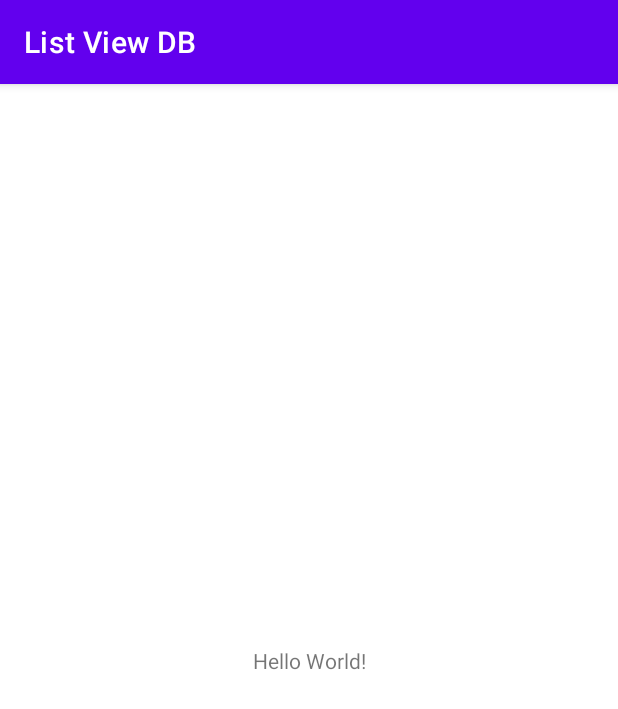
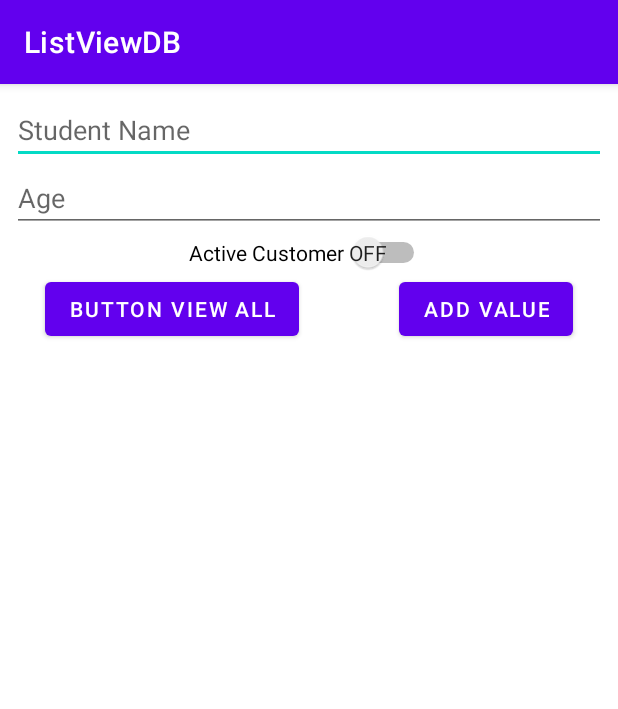
Before and after one commit to anas1590/List-View-DB, an Android app: the screen it shows after launch (MainActivity), on a phone screen of 412 x 824 dp. Shown: the top 709 px of the screen. Run offline under Robolectric (Android 15) with nearby library versions, the phone set to English and light mode, and no system bars.

Commit message:
db connection

```diff
--- a/app/src/main/java/com/example/listviewdb/MainActivity.java
+++ b/app/src/main/java/com/example/listviewdb/MainActivity.java
@@ -2,13 +2,64 @@ package com.example.listviewdb;
 
 import androidx.appcompat.app.AppCompatActivity;
 
+import android.database.sqlite.SQLiteDatabase;
 import android.os.Bundle;
+import android.view.View;
+import android.widget.ArrayAdapter;
+import android.widget.Button;
+import android.widget.EditText;
+import android.widget.ListView;
+import android.widget.Switch;
+import android.widget.Toast;
+
+import java.util.List;
 
 public class MainActivity extends AppCompatActivity {
-
+    Button buttonAdd, buttonViewAll;
+    EditText editName, editAge;
+    Switch switchIsActive;
+    ListView listViewStudent;
     @Override
     protected void onCreate(Bundle savedInstanceState) {
         super.onCreate(savedInstanceState);
         setContentView(R.layout.activity_main);
+
+        buttonAdd = findViewById(R.id.buttonAdd);
+        buttonViewAll = findViewById(R.id.buttonViewAll);
+        editName = findViewById(R.id.editTextName);
+        editAge = findViewById(R.id.editTextAge);
+        switchIsActive = findViewById(R.id.switchStudent);
+        listViewStudent = findViewById(R.id.listViewStudent);
+
+        buttonAdd.setOnClickListener(new View.OnClickListener() {
+            StudentModel studentModel;
+
+            @Override
+            public void onClick(View v) {
+                try {
+                    studentModel = new StudentModel(editName.getText().toString(), Integer.parseInt(editAge.getText().toString()), switchIsActive.isChecked());
+                    Toast.makeText(MainActivity.this, studentModel.toString(), Toast.LENGTH_SHORT).show();
+                }
+                catch (Exception e){
+                    Toast.makeText(MainActivity.this, "Error", Toast.LENGTH_SHORT).show();
+                }
+                DbHelper dbHelper = new DbHelper(MainActivity.this);
+                 dbHelper.addStudent(studentModel);
+            }
+        });
+
+        buttonViewAll.setOnClickListener(new View.OnClickListener() {
+            @Override
+            public void onClick(View v) {
+                DbHelper dbHelper = new DbHelper(MainActivity.this);
+                List<StudentModel> list = dbHelper.getAllStudents();
+                ArrayAdapter arrayAdapter = new ArrayAdapter<StudentModel>(MainActivity.this, android.R.layout.simple_list_item_1,list);
+                listViewStudent.setAdapter(arrayAdapter);
+
+
+
+            }
+        });
+
     }
 }
--- a/app/src/main/res/layout/activity_main.xml
+++ b/app/src/main/res/layout/activity_main.xml
@@ -6,13 +6,74 @@
     android:layout_height="match_parent"
     tools:context=".MainActivity">
 
-    <TextView
+    <EditText
+        android:id="@+id/editTextName"
+        android:layout_width="match_parent"
+        android:layout_height="wrap_content"
+        android:layout_marginStart="8dp"
+        android:layout_marginTop="8dp"
+        android:layout_marginEnd="8dp"
+        android:hint="@string/StudentName"
+        android:inputType="textPersonName"
+        app:layout_constraintEnd_toEndOf="parent"
+        app:layout_constraintStart_toStartOf="parent"
+        app:layout_constraintTop_toTopOf="parent" />
+
+    <EditText
+        android:id="@+id/editTextAge"
+        android:layout_width="0dp"
+        android:layout_height="wrap_content"
+        android:layout_marginStart="8dp"
+        android:layout_marginEnd="8dp"
+        android:ems="10"
+        android:hint="@string/Age"
+        android:inputType="number"
+        app:layout_constraintEnd_toEndOf="parent"
+        app:layout_constraintStart_toStartOf="parent"
+        app:layout_constraintTop_toBottomOf="@+id/editTextName" />
+
+    <Switch
+        android:id="@+id/switchStudent"
         android:layout_width="wrap_content"
         android:layout_height="wrap_content"
-        android:text="Hello World!"
-        app:layout_constraintBottom_toBottomOf="parent"
-        app:layout_constraintLeft_toLeftOf="parent"
-        app:layout_constraintRight_toRightOf="parent"
-        app:layout_constraintTop_toTopOf="parent" />
+        android:layout_marginStart="8dp"
+        android:layout_marginEnd="8dp"
+        android:showText="true"
+        android:text="@string/ActiveCustomer"
+        android:visibility="visible"
+        app:layout_constraintEnd_toEndOf="parent"
+        app:layout_constraintStart_toStartOf="parent"
+        app:layout_constraintTop_toBottomOf="@+id/editTextAge" />
+
+    <Button
+        android:id="@+id/buttonViewAll"
+        android:layout_width="wrap_content"
+        android:layout_height="wrap_content"
+        android:layout_marginStart="30dp"
+        android:text="@string/ButtonViewAll"
+        app:layout_constraintStart_toStartOf="parent"
+        app:layout_constraintTop_toBottomOf="@+id/switchStudent" />
+
+    <Button
+        android:id="@+id/buttonAdd"
+        android:layout_width="wrap_content"
+        android:layout_height="wrap_content"
+        android:layout_marginEnd="30dp"
+        android:text="@string/Add"
+        app:layout_constraintBottom_toBottomOf="@+id/buttonViewAll"
+        app:layout_constraintEnd_toEndOf="parent"
+        app:layout_constraintTop_toTopOf="@+id/buttonViewAll"
+        app:layout_constraintVertical_bias="0.0" />
+
+    <ListView
+        android:id="@+id/listViewStudent"
+        android:layout_width="match_parent"
+        android:layout_height="wrap_content"
+        android:layout_marginTop="32dp"
+        app:layout_constraintEnd_toEndOf="parent"
+        app:layout_constraintHorizontal_bias="0.0"
+        app:layout_constraintStart_toStartOf="parent"
+        app:layout_constraintTop_toBottomOf="@+id/buttonAdd" />
+
 
 </androidx.constraintlayout.widget.ConstraintLayout>
--- a/app/src/main/res/values/strings.xml
+++ b/app/src/main/res/values/strings.xml
@@ -1,3 +1,9 @@
 <resources>
-    <string name="app_name">List View DB</string>
+    <string name="app_name">ListViewDB</string>
+    <string name="CustomerName">Customer Name</string>
+    <string name="Age">Age</string>
+    <string name="ActiveCustomer">Active Customer</string>
+    <string name="ButtonViewAll">Button View All</string>
+    <string name="Add">Add Value</string>
+    <string name="StudentName">Student Name</string>
 </resources>
```
Also changed, not shown: app/src/main/java/com/example/listviewdb/DbHelper.java (added, +79 -0 lines), app/src/main/java/com/example/listviewdb/StudentModel.java (added, +55 -0 lines).
